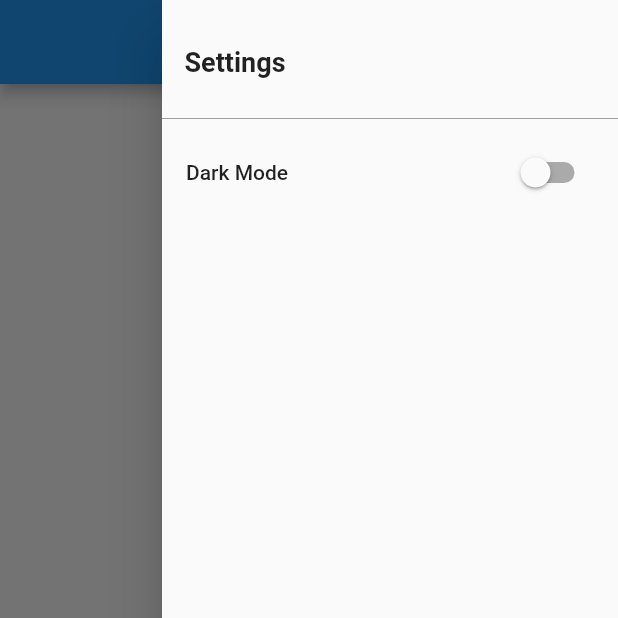
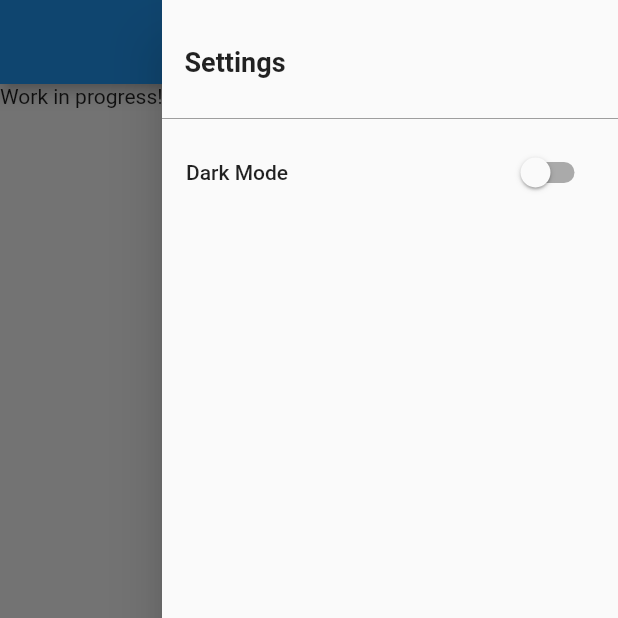
Before and after one commit to Joshpnguyen/Dart-Journal, a Flutter app: the screen it shows after launch, in the side drawer, after a tap on the "settings" icon, on a phone screen of 412 x 824 dp, the top half of it. Run offline on Flutter 3.47's test engine with Material 2 defaults, Android fonts, the phone set to English and light mode, and no system bars; our stand-ins replace shared_preferences, sqflite; accounts and stored records are empty.

Commit message:
Working on loading entries..

```diff
--- /dev/null
+++ b/assets/database_select.sql.txt
@@ -0,0 +1 @@
+SELECT * FROM journal_entries;
--- a/lib/screens/journal_entries_page.dart
+++ b/lib/screens/journal_entries_page.dart
@@ -9,8 +9,36 @@ class JournalEntries extends StatefulWidget {
 }
 
 class _JournalEntriesState extends State<JournalEntries> {
+  Journal journal = Journal();
+
+  @override
+  void initState() {
+    super.initState();
+    loadJournal();
+  }
+
+  void loadJournal() async {
+    String sqlCode = await rootBundle.loadString(SQL_DATABASE_CREATION);
+    String sqlSelect = await rootBundle.loadString(SQL_SELECT);
+
+    final Database database = await openDatabase('journal.db', version: 1,
+        onCreate: (Database db, int version) async {
+      await db.execute(sqlCode);
+    });
+
+    List<Map> journalRecords = await database.rawQuery(sqlSelect);
+    print(journalRecords);
+  }
+
   @override
   Widget build(BuildContext context) {
-    return Container();
+    return isDatabaseEmpty(context);
+  }
+
+  Widget isDatabaseEmpty(BuildContext context) {
+    if (journal.listOfEntries.isEmpty) {
+      return SingleChildScrollView(child: Text('Work in progress!'));
+    }
+    return Column();
   }
 }
--- a/lib/screens/welcome_screen.dart
+++ b/lib/screens/welcome_screen.dart
@@ -14,8 +14,6 @@ class MyWelcomeHomePage extends StatefulWidget {
 }
 
 class _MyHomePageState extends State<MyWelcomeHomePage> {
-  final GlobalKey<FormState> _formKey = GlobalKey<FormState>();
-
   @override
   Widget build(BuildContext context) {
     return Scaffold(
--- a/lib/src/app.dart
+++ b/lib/src/app.dart
@@ -2,7 +2,6 @@ import 'package:flutter/material.dart';
 import 'package:dart_journal/src_export.dart';
 
 bool darkMode = false; // false = light mode, true = dark mode
-final ValueNotifier<bool> _darkMode = ValueNotifier<bool>(darkMode);
 
 class MyApp extends StatefulWidget {
   // This widget is the root of your application.
@@ -62,12 +61,12 @@ class _MyHomePageState extends State<MyHomePage> {
         ],
       ),
       endDrawer: EndDrawer(),
-      body: Center(child: Text('Work in progress')),
+      body: JournalEntries(),
       floatingActionButton: FloatingActionButton(
         onPressed: () {
           displayAddEntry(context);
         },
-        tooltip: 'New jounral entry',
+        tooltip: 'New journal entry',
         child: Icon(Icons.add),
       ),
     );
--- /dev/null
+++ b/lib/src/journal.dart
@@ -0,0 +1,11 @@
+import 'package:dart_journal/src_export.dart';
+
+class Journal {
+  List<JournalEntry> listOfEntries = [];
+
+  void addEntry(entry) {
+    if (entry != null) {
+      listOfEntries.add(entry);
+    }
+  }
+}
--- /dev/null
+++ b/lib/src/journal_entry.dart
@@ -0,0 +1,16 @@
+class JournalEntry {
+  String? title;
+  String? body;
+  DateTime? dateTime;
+  int? rating;
+
+  JournalEntry({this.title, this.body, this.dateTime, this.rating});
+
+  String toString() {
+    return 'Title: $title, Body: $body, Rating: $rating, Date: $dateTime';
+  }
+
+  String stringDate() {
+    return '$dateTime';
+  }
+}
--- a/lib/src_export.dart
+++ b/lib/src_export.dart
@@ -7,6 +7,9 @@ export 'screens/welcome_screen.dart';
 export 'src/drawer.dart';
 export 'src/app.dart';
 export 'src/dropdown_rating_form_field.dart';
+export 'src/journal.dart';
+export 'src/journal_entry.dart';
 
 const SQL_DATABASE_CREATION = 'assets/schema_1.sql.txt';
 const SQL_INSERT = 'assets/database_insert.sql.txt';
+const SQL_SELECT = 'assets/database_select.sql.txt';
--- a/pubspec.yaml
+++ b/pubspec.yaml
@@ -28,3 +28,4 @@ flutter:
   assets:
     - assets/schema_1.sql.txt
     - assets/database_insert.sql.txt
+    - assets/database_select.sql.txt
```
Also changed, not shown: lib/screens/add_entry.dart (+1 -16 lines).
